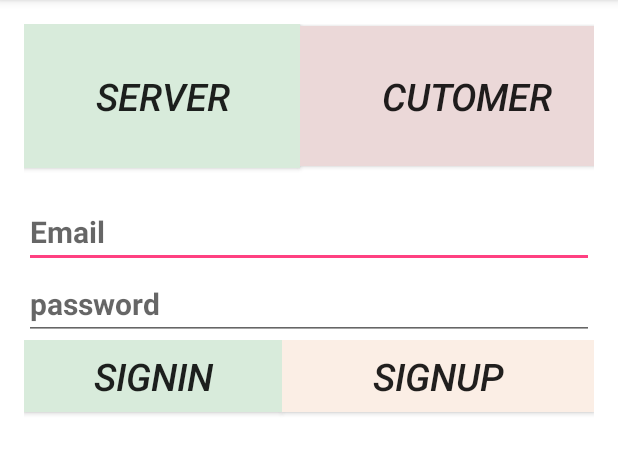
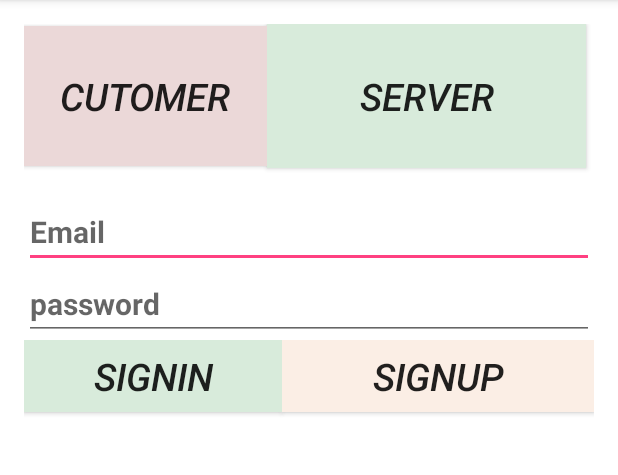
Before and after one commit to aseelzene121/MyCustomerService, an Android app: the screen it shows after launch (ClientRequest), on a phone screen of 412 x 824 dp, the part 84-559 px from its top. Run offline under Robolectric (Android 15) with nearby library versions, the phone set to English and light mode, and no system bars; our stand-ins replace Firebase (no records; nobody signed in at launch, a user with empty details on screens opened directly).

Commit message:
Merge remote-tracking branch 'origin/master'
# Conflicts:
#	.idea/misc.xml

```diff
--- a/app/src/main/res/layout/activity_client_request.xml
+++ b/app/src/main/res/layout/activity_client_request.xml
@@ -24,6 +24,15 @@
             android:layout_weight="0.06">
 
             <Button
+                android:layout_width="162dp"
+                android:layout_height="93dp"
+                android:text="@string/Customer"
+                android:id="@+id/btnCustomer"
+                android:background="#ebd8d8"
+                android:textSize="25dp"
+                android:textStyle="italic" />
+
+            <Button
                 android:layout_width="wrap_content"
                 android:layout_height="96dp"
                 android:text="@string/Server"
@@ -33,15 +42,6 @@
                 android:textSize="25dp"
                 android:textStyle="italic" />
 
-            <Button
-                android:layout_width="192dp"
-                android:layout_height="93dp"
-                android:text="@string/Customer"
-                android:id="@+id/btnCustomer"
-                android:background="#ebd8d8"
-                android:textSize="25dp"
-                android:textStyle="italic"
-                android:layout_weight="0.32" />
         </LinearLayout>
 
         <EditText
```
